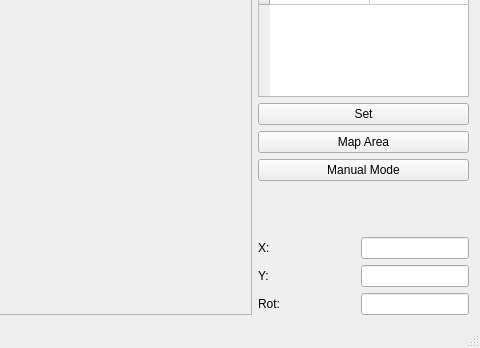
This is demoRMR/mainwindow.ui in mrtynx/rmr2023 as Qt 5 draws it before an edit; both pictures show x 359 to 839 and y 272 to 620 of the 839 by 620 pixel window. The edited form follows.
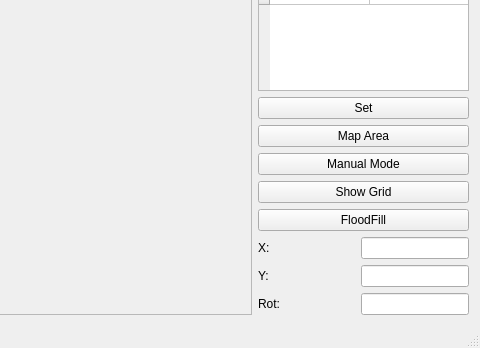
This is the edited form.

Commit message: Impl: grid & floodfill template

What changed in the file:
```diff
--- a/demoRMR/mainwindow.ui
+++ b/demoRMR/mainwindow.ui
@@ -136,20 +136,18 @@
        </widget>
       </item>
       <item>
-       <spacer name="verticalSpacer">
-        <property name="orientation">
-         <enum>Qt::Vertical</enum>
+       <widget class="QPushButton" name="showGridButton">
+        <property name="text">
+         <string>Show Grid</string>
         </property>
-        <property name="sizeType">
-         <enum>QSizePolicy::Maximum</enum>
+       </widget>
+      </item>
+      <item>
+       <widget class="QPushButton" name="floodFillButton">
+        <property name="text">
+         <string>FloodFill</string>
         </property>
-        <property name="sizeHint" stdset="0">
-         <size>
-          <width>25</width>
-          <height>50</height>
-         </size>
-        </property>
-       </spacer>
+       </widget>
       </item>
       <item>
        <layout class="QGridLayout" name="gridLayout_3">
```
The commit also changes 7 other files.
